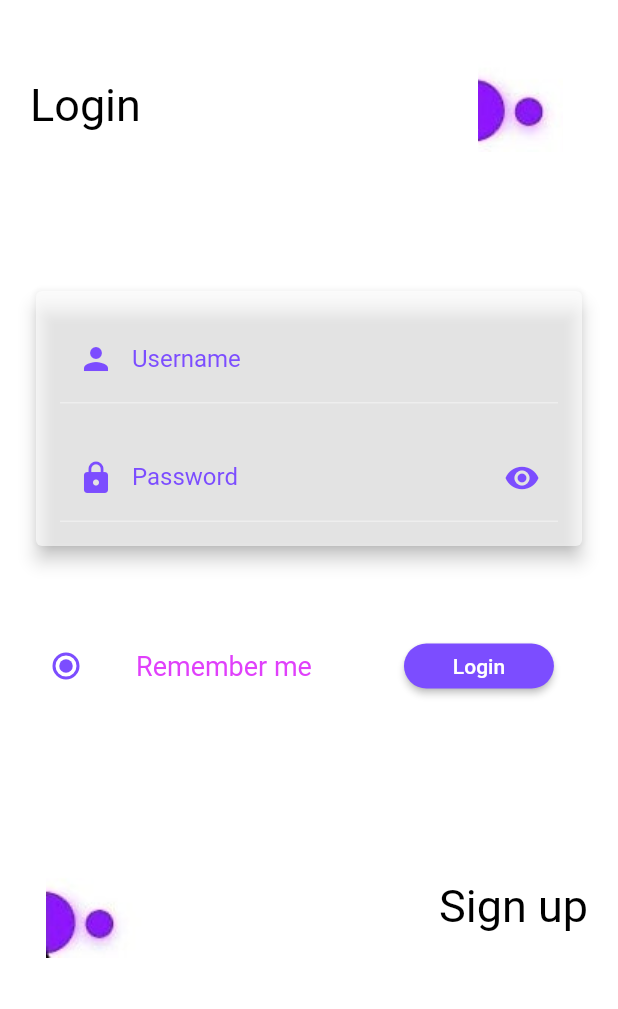
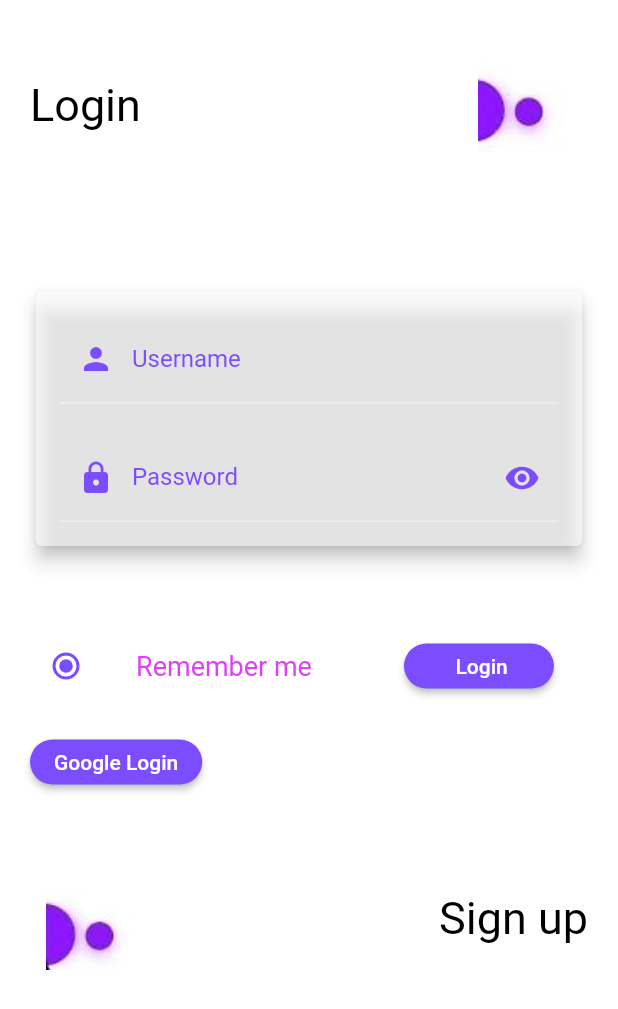
Before and after one commit to pr21Extr/flutter-app-demo, a Flutter app: the LoginFlow screen opened directly, on a phone screen of 412 x 824 dp. Shown: the top 1009 px of the screen. Run offline on Flutter 3.47's test engine with Material 2 defaults, Android fonts, the phone set to English and light mode, and no system bars; our stand-ins replace firebase_auth, firebase_core, google_sign_in; accounts and stored records are empty.

Commit message:
google login added

```diff
--- a/lib/loginFLow.dart
+++ b/lib/loginFLow.dart
@@ -1,9 +1,13 @@
+import 'package:firebase_auth/firebase_auth.dart';
+import 'package:flutter/cupertino.dart';
 import 'package:flutter/material.dart';
+import 'package:google_sign_in/google_sign_in.dart';
 import 'package:http/http.dart' as http;
 import 'dart:convert';
 import 'todoListScreen.dart';
 
 class LoginFlow extends StatefulWidget {
+
   @override
   _LoginFlowState createState() => _LoginFlowState();
 }
@@ -137,8 +141,9 @@ class _LoginFlowState extends State<LoginFlow> {
                         _formKey.currentState!.save();
                         _performLogin();
                       }
+
                     },
-                    child: Text('Login'),
+                    child: Text(' Login'),
                     style: ElevatedButton.styleFrom(
                       minimumSize: Size(100, 30),
                       primary: Colors.deepPurpleAccent,
@@ -153,7 +158,23 @@ class _LoginFlowState extends State<LoginFlow> {
 
               ),
 
-              SizedBox(height: 80),
+              ElevatedButton(
+                onPressed: () {
+                  signInwithGoogle();
+
+
+                },
+                child: Text('Google Login'),
+                style: ElevatedButton.styleFrom(
+                  minimumSize: Size(100, 30),
+                  primary: Colors.deepPurpleAccent,
+                  shape: RoundedRectangleBorder(
+                    borderRadius: BorderRadius.circular(20), // Adjust the value as needed for the desired roundness
+                  ),
+                ),
+              ),
+
+              SizedBox(height: 40),
 
               Row(
                 mainAxisAlignment: MainAxisAlignment.spaceBetween,
@@ -171,6 +192,23 @@ class _LoginFlowState extends State<LoginFlow> {
         ),
       ),
     );
+  }
+
+
+
+
+  signInwithGoogle() async {
+    GoogleSignInAccount? googleUser = await GoogleSignIn().signIn();
+    GoogleSignInAuthentication? googleAuth = await googleUser?.authentication;
+
+
+
+    AuthCredential credential = GoogleAuthProvider.credential(
+      accessToken:googleAuth?.accessToken,
+      idToken:googleAuth?.idToken,
+    );
+    UserCredential userCred= await FirebaseAuth.instance.signInWithCredential(credential);
+    print (userCred.user?.displayName);
   }
 
   void _performLogin() async {
--- a/lib/main.dart
+++ b/lib/main.dart
@@ -28,8 +28,8 @@ class MyApp extends StatelessWidget {
       initialRoute: '/',
       routes: {
         'MyHomePage': (context) => MyHomePage(), // Define route for MyHomePage
-        // '/': (context)=>LoginFlow(),
-        '/': (context)=>StaggeredGridViewExample(),
+        '/': (context)=>LoginFlow(),
+        // '/': (context)=>StaggeredGridViewExample(),
 
 
         '/todos': (context) => TodosScreen()
```
Also changed, not shown: 1 other file.
